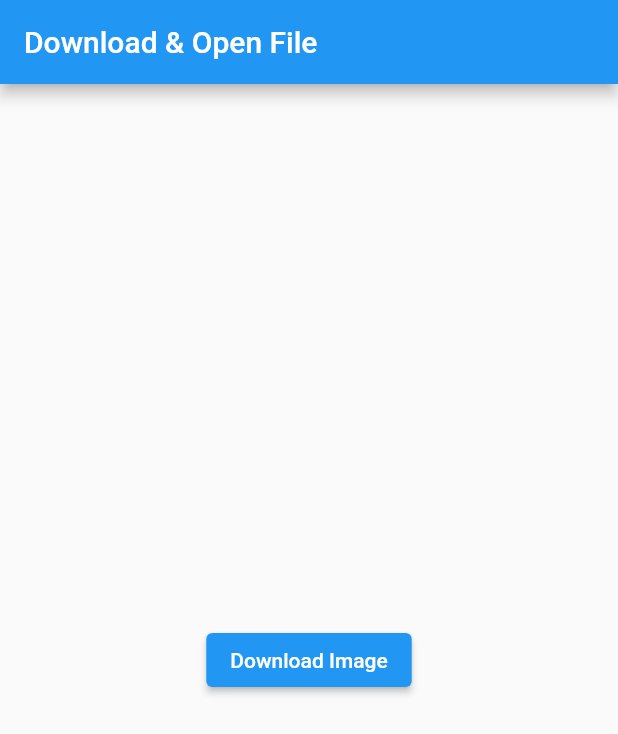
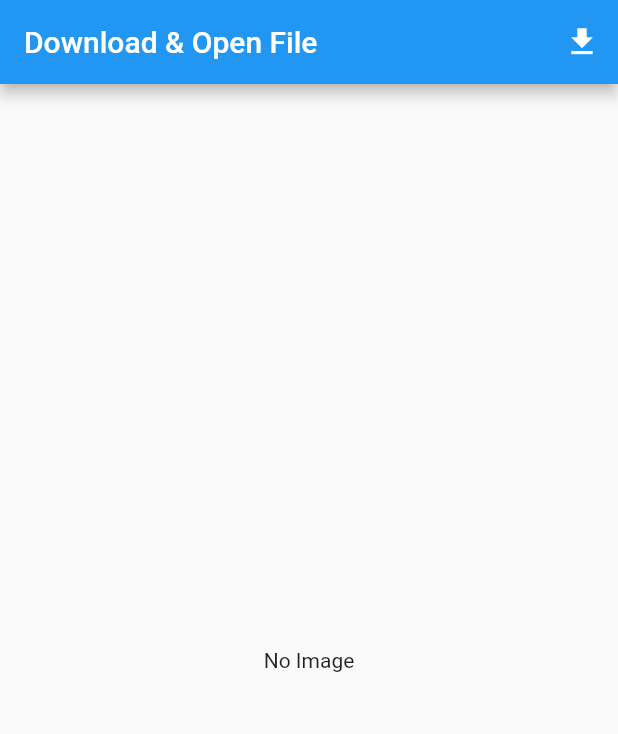
Before and after one commit to MyoMin-Latt/Download-File, a Flutter app: the screen it shows after launch, on a phone screen of 412 x 824 dp. Shown: the top 734 px of the screen. Run offline on Flutter 3.47's test engine with Material 2 defaults, Android fonts, the phone set to English and light mode, and no system bars; our stand-ins replace dio.

Commit message:
mml-singleImage > download one image and view with stream

```diff
--- a/lib/main.dart
+++ b/lib/main.dart
@@ -1,3 +1,4 @@
+import 'dart:async';
 import 'dart:developer';
 import 'dart:io';
 import 'package:flutter/material.dart';
@@ -33,15 +34,18 @@ class MyHomePage extends StatefulWidget {
 }
 
 class _MyHomePageState extends State<MyHomePage> {
-  downloadImage(String url) async {
+  Future<void> downloadImage(String url) async {
     Directory? directory = await getExternalStorageDirectory();
     String savePath = '${directory!.path}/Image/${url.split('/').last}';
     log('urlPath => $savePath');
-    await Dio().download(
-      url,
-      savePath,
-      onReceiveProgress: (count, total) => log('count/total => $count/$total'),
-    );
+    await Dio()
+        .download(
+          url,
+          savePath,
+          onReceiveProgress: (count, total) =>
+              log('count/total => $count/$total'),
+        )
+        .then((value) => streamSink.add(savePath));
   }
 
   @override
@@ -49,15 +53,38 @@ class _MyHomePageState extends State<MyHomePage> {
     return Scaffold(
       appBar: AppBar(
         title: const Text('Download & Open File'),
+        actions: [
+          IconButton(
+              onPressed: () async {
+                await downloadImage(urlList[1]);
+              },
+              icon: const Icon(Icons.download))
+        ],
       ),
       body: Center(
-        child: ElevatedButton(
-            onPressed: () {
-              downloadImage(
-                  'https://sample-videos.com/img/Sample-jpg-image-50kb.jpg');
-            },
-            child: const Text('Download Image')),
+        child: StreamBuilder(
+          stream: stream,
+          builder: (context, snapshot) {
+            if (snapshot.hasData) {
+              return Image.file(File(snapshot.data.toString()));
+            } else if (snapshot.hasError) {
+              return const Text('Snapshot has Error');
+            } else {
+              return const Text('No Image');
+            }
+          },
+        ),
       ),
     );
   }
 }
+
+StreamController<String> streamController = StreamController();
+StreamSink streamSink = streamController.sink;
+Stream<String> stream = streamController.stream;
+
+List<String> urlList = [
+  'https://filesamples.com/samples/image/jpg/sample_1280%C3%97853.jpg',
+  'https://sample-videos.com/img/Sample-jpg-image-50kb.jpg',
+  'https://file-examples.com/storage/fe352586866388d59a8918d/2017/10/file_example_JPG_100kB.jpg',
+];
```
